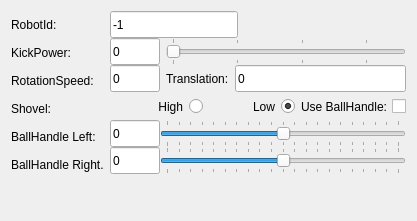
First picture: the form in msl_joystick/ui/msl_joystick/Joystick.ui, repository dasys-lab/cnc-msl, before the edit.
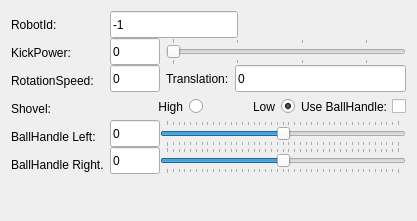
Second picture: the form after the edit.

Commit message: adapted the joystick gui to the new resolution of the ball handle message

```diff
--- a/msl_joystick/ui/msl_joystick/Joystick.ui
+++ b/msl_joystick/ui/msl_joystick/Joystick.ui
@@ -442,10 +442,10 @@
           </size>
          </property>
          <property name="minimum">
-          <number>-100</number>
+          <number>-10000</number>
          </property>
          <property name="maximum">
-          <number>100</number>
+          <number>10000</number>
          </property>
          <property name="tracking">
           <bool>false</bool>
@@ -457,7 +457,7 @@
           <enum>QSlider::TicksBothSides</enum>
          </property>
          <property name="tickInterval">
-          <number>10</number>
+          <number>500</number>
          </property>
         </widget>
        </item>
@@ -499,10 +499,10 @@
           </size>
          </property>
          <property name="minimum">
-          <number>-100</number>
+          <number>-10000</number>
          </property>
          <property name="maximum">
-          <number>100</number>
+          <number>10000</number>
          </property>
          <property name="tracking">
           <bool>false</bool>
@@ -514,7 +514,7 @@
           <enum>QSlider::TicksBothSides</enum>
          </property>
          <property name="tickInterval">
-          <number>10</number>
+          <number>500</number>
          </property>
         </widget>
        </item>
```
Left out of the diff: 4 changed lines with no effect on the pictures. The commit also changes 4 other files.
